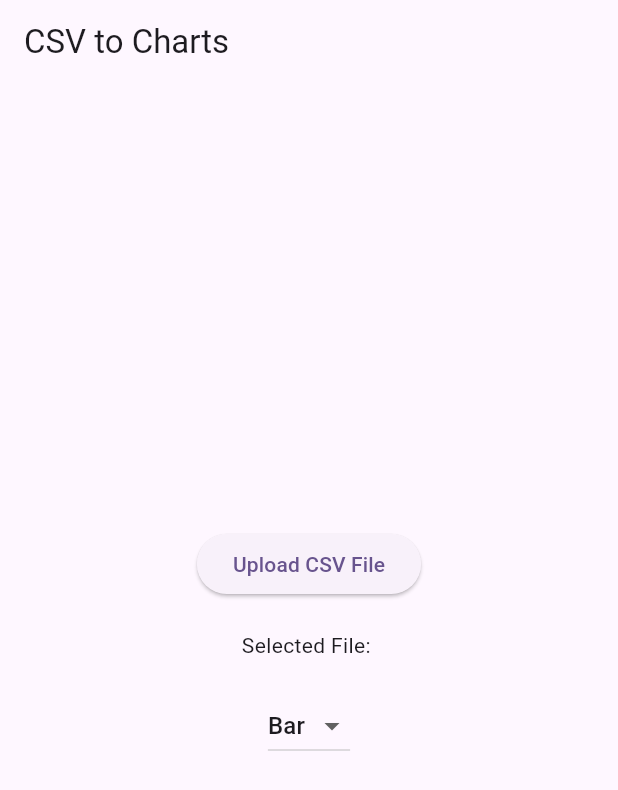
After one commit to Gayatri2502/AlphaCentauric-Business-Intelligence-, a Flutter app: the screen it shows after launch, after a tap on "Upload CSV File", on a phone screen of 412 x 824 dp. The commit adds this screen. Shown: the top 790 px of the screen. Run offline on Flutter 3.47's test engine with Material 2 defaults, Android fonts, the light colour scheme and no system bars; our stand-ins replace cloud_firestore, csv, file_picker, firebase_auth, firebase_core, google_sign_in and 1 more; missing offline and left inert: postgres; accounts and stored records are empty.

Commit message:
added some graphs

```diff
--- a/lib/main.dart
+++ b/lib/main.dart
@@ -1,4 +1,4 @@
-import 'package:abi/screens/home_screen.dart';
+import 'package:abi/responsive_builder/desktop_widgets/desktop_home_screen_widget/demo.dart';
 import 'package:firebase_core/firebase_core.dart';
 import 'package:flutter/material.dart';
 
@@ -45,7 +45,7 @@ class _MyAppState extends State<MyApp> {
         useMaterial3: true,
       ),
       routes: {
-        '/': (context) => HomePage(),
+        '/': (context) => Demo(),
         //  '/workshops': (context) => WorkshopsPage(),
         // Define routes for other pages
       },
--- /dev/null
+++ b/lib/responsive_builder/desktop_widgets/desktop_home_screen_widget/demo.dart
@@ -0,0 +1,475 @@
+// import 'dart:math';
+//
+// import 'package:charts_flutter/flutter.dart' as charts;
+// import 'package:csv/csv.dart';
+// import 'package:file_picker/file_picker.dart';
+// import 'package:fl_chart/fl_chart.dart';
+// import 'package:flutter/material.dart';
+//
+// class Demo extends StatefulWidget {
+//   @override
+//   _DemoState createState() => _DemoState();
+// }
+//
+// class _DemoState extends State<Demo> {
+//   List<List<dynamic>> csvData = [];
+//   bool isLoaded = false;
+//
+//   void _loadCSV() async {
+//     FilePickerResult? result;
+//     isLoaded = false;
+//     try {
+//       result = await FilePicker.platform.pickFiles(
+//         type: FileType.custom,
+//         allowedExtensions: ['csv'],
+//       );
+//     } catch (e) {
+//       print('Error picking a file: $e');
+//       return;
+//     }
+//
+//     if (result != null) {
+//       List<List<dynamic>> decodedData;
+//
+//       if (result.isSinglePick) {
+//         final file = result.files.single.bytes;
+//         final csvString = String.fromCharCodes(file!);
+//         decodedData = const CsvToListConverter().convert(csvString);
+//       } else {
+//         print('Multiple file picks are not supported in this example.');
+//         return;
+//       }
+//
+//       setState(() {
+//         csvData = decodedData;
+//         isLoaded = true;
+//       });
+//     }
+//   }
+//
+//   List<PieChartSectionData> _buildPieChartSections() {
+//     final List<PieChartSectionData> sections = [];
+//     for (var i = 1; i < csvData.length; i++) {
+//       final row = csvData[i];
+//       if (row.length >= 2) {
+//         final double value = double.tryParse(row[1].toString()) ?? 0.0;
+//         final String title =
+//             row[0].toString(); // Assuming the first column contains labels
+//         sections.add(
+//           PieChartSectionData(
+//             value: value,
+//             title: title,
+//             color: _generateRandomColor(),
+//           ),
+//         );
+//       }
+//     }
+//     return sections;
+//   }
+//
+//   Color _generateRandomColor() {
+//     final Random random = Random();
+//     return Color.fromRGBO(
+//       random.nextInt(256),
+//       random.nextInt(256),
+//       random.nextInt(256),
+//       1,
+//     );
+//   }
+//
+//   List<BarChartGroupData> _buildBarChartGroups() {
+//     final List<BarChartGroupData> groups = [];
+//     for (var i = 1; i < csvData.length; i++) {
+//       final row = csvData[i];
+//       if (row.length >= 2) {
+//         final double value = double.tryParse(row[1].toString()) ?? 0.0;
+//         final String category = row[0]
+//             .toString(); // Assuming the first column contains category labels
+//         groups.add(
+//           BarChartGroupData(
+//             x: i,
+//             barRods: [
+//               BarChartRodData(
+//                 toY: value,
+//                 color: _generateRandomColor(),
+//               ),
+//             ],
+//             showingTooltipIndicators: [0],
+//           ),
+//         );
+//       }
+//     }
+//     return groups;
+//   }
+//
+//   List<FlSpot> _buildLineChartSpots() {
+//     final List<FlSpot> spots = [];
+//     for (var i = 1; i < csvData.length; i++) {
+//       final row = csvData[i];
+//       if (row.length >= 2) {
+//         final double value = double.tryParse(row[1].toString()) ?? 0.0;
+//         spots.add(FlSpot(i.toDouble(), value));
+//       }
+//     }
+//     return spots;
+//   }
+//
+//   @override
+//   Widget build(BuildContext context) {
+//     return Scaffold(
+//       appBar: AppBar(
+//         title: const Text('CSV Viewer'),
+//       ),
+//       body: SingleChildScrollView(
+//         child: Center(
+//           child: Column(
+//             mainAxisAlignment: MainAxisAlignment.center,
+//             children: <Widget>[
+//               ElevatedButton(
+//                 onPressed: _loadCSV,
+//                 child: const Text('Upload CSV File'),
+//               ),
+//               const SizedBox(height: 20),
+//               if (csvData.isNotEmpty)
+//                 Container(
+//                   width: 800, // Adjust the width as needed
+//                   decoration: BoxDecoration(
+//                     boxShadow: [
+//                       BoxShadow(
+//                         color: Colors.grey.withOpacity(0.5),
+//                         spreadRadius: 5,
+//                         blurRadius: 7,
+//                         offset: const Offset(0, 3),
+//                       ),
+//                     ],
+//                     borderRadius: BorderRadius.circular(10),
+//                     color: Colors.white,
+//                     border: Border.all(
+//                       color: Colors.blue,
+//                     ),
+//                   ),
+//                   child: SingleChildScrollView(
+//                     child: DataTable(
+//                       columns: _buildTableHeaders(),
+//                       rows: _buildTableRows(),
+//                     ),
+//                   ),
+//                 ),
+//               const SizedBox(height: 20),
+//               const SizedBox(height: 20),
+//               Column(
+//                 crossAxisAlignment: CrossAxisAlignment.start,
+//                 children: <Widget>[
+//                   // Display Pie Chart
+//                   ElevatedButton(
+//                       onPressed: () {
+//                         Container(
+//                           height: 300,
+//                           child: PieChart(
+//                             PieChartData(
+//                               sections: _buildPieChartSections(),
+//                             ),
+//                           ),
+//                         );
+//                       },
+//                       child: Text('Pie Chart')),
+//                   const SizedBox(height: 20),
+//                   // Display Bar Chart
+//                   ElevatedButton(
+//                       onPressed: () {
+//                         Container(
+//                           height: 300,
+//                           child: charts.BarChart(
+//                             _buildBarChartGroups()
+//                                 .cast<charts.Series<dynamic, String>>(),
+//                             animate: true,
+//                           ),
+//                         );
+//                       },
+//                       child: Text('Bar Chart')),
+//                   const SizedBox(height: 20),
+//
+//                   // Display Line Chart
+//                   ElevatedButton(
+//                       onPressed: () {
+//                         Container(
+//                           height: 300,
+//                           child: charts.LineChart(
+//                             _buildLineChartSpots()
+//                                 .cast<charts.Series<dynamic, num>>(),
+//                             animate: true,
+//                           ),
+//                         );
+//                       },
+//                       child: Text('Line Chart')),
+//                 ],
+//               ),
+//             ],
+//           ),
+//         ),
+//       ),
+//     );
+//   }
+//
+//   List<DataColumn> _buildTableHeaders() {
+//     return csvData[0]
+//         .map((header) => DataColumn(label: Text('$header')))
+//         .toList();
+//   }
+//
+//   List<DataRow> _buildTableRows() {
+//     final dataRows = <DataRow>[];
+//     for (var i = 1; i < csvData.length; i++) {
+//       final row = csvData[i];
+//       final cells = row.map((cell) => DataCell(Text('$cell'))).toList();
+//       dataRows.add(DataRow(cells: cells));
+//     }
+//     return dataRows;
+//   }
+// }
+
+import 'dart:math';
+import 'dart:typed_data';
+
+import 'package:csv/csv.dart';
+import 'package:file_picker/file_picker.dart';
+import 'package:flutter/material.dart';
+import 'package:syncfusion_flutter_charts/charts.dart';
+
+enum ChartType { Bar, Line, Pie } // Define ChartType enum here
+
+class Demo extends StatefulWidget {
+  @override
+  _DemoState createState() => _DemoState();
+}
+
+class _DemoState extends State<Demo> {
+  List<Map<String, dynamic>> data = [];
+  String fileName = '';
+
+  ChartType selectedChartType = ChartType.Bar; // Default chart type
+
+  // Future<void> _pickFile() async {
+  //   FilePickerResult? result = await FilePicker.platform.pickFiles(
+  //     type: FileType.custom,
+  //     allowedExtensions: ['csv'],
+  //   );
+  //
+  //   if (result != null) {
+  //     fileName = result.files.single.name;
+  //     Uint8List fileBytes = result.files.single.bytes!;
+  //     String csvString = String.fromCharCodes(fileBytes);
+  //
+  //     List<List<dynamic>> csvTable = CsvToListConverter().convert(csvString);
+  //
+  //     // Determine the number of rows and columns with filled data
+  //     int numRows = csvTable.length;
+  //     int numColumns = csvTable.isNotEmpty ? csvTable[0].length : 0;
+  //
+  //     // Capture the header row as categories
+  //     List<String> headers = [];
+  //
+  //     if (numRows > 0) {
+  //       headers = csvTable[0].map((cell) => cell.toString()).toList();
+  //     }
+  //
+  //     // Create a list of data for the chart
+  //     data.clear();
+  //
+  //     for (int i = 1; i < numRows; i++) {
+  //       List<dynamic> row = csvTable[i];
+  //
+  //       if (row.length >= numColumns) {
+  //         for (int j = 0; j < numColumns; j++) {
+  //           Map<String, dynamic> rowData = {
+  //             'Category': headers[
+  //                 j % headers.length], // Reuse headers in a circular manner
+  //             'Value': double.tryParse(row[j].toString()) ??
+  //                 0.0, // Use 0.0 as the default value
+  //           };
+  //           data.add(rowData);
+  //         }
+  //       }
+  //     }
+  //
+  //     setState(() {});
+  //   }
+  // }
+
+  Future<void> _pickFile() async {
+    FilePickerResult? result = await FilePicker.platform.pickFiles(
+      type: FileType.custom,
+      allowedExtensions: ['csv'],
+    );
+
+    if (result != null) {
+      fileName = result.files.single.name;
+      Uint8List fileBytes = result.files.single.bytes!;
+      String csvString = String.fromCharCodes(fileBytes);
+
+      List<List<dynamic>> csvTable = CsvToListConverter().convert(csvString);
+
+      // Determine the number of rows and columns with filled data
+      int numRows = csvTable.length;
+      int numColumns = csvTable.isNotEmpty ? csvTable[0].length : 0;
+
+      // Create a list of data for the chart
+      data.clear();
+
+      if (numRows > 0) {
+        List<dynamic> headers = csvTable[0];
+        int lastColumnIndex = headers.length - 1; // Index of the last column
+
+        for (int i = 1; i < numRows; i++) {
+          List<dynamic> row = csvTable[i];
+
+          if (row.length >= numColumns) {
+            Map<String, dynamic> rowData = {
+              'Category': row.sublist(0, lastColumnIndex).toString(),
+              'Value': double.tryParse(row[lastColumnIndex].toString()) ?? 0.0,
+            };
+            data.add(rowData);
+          }
+        }
+      }
+
+      setState(() {});
+    }
+  }
+
+  Widget _buildChart() {
+    switch (selectedChartType) {
+      case ChartType.Bar:
+        return SfCartesianChart(
+          primaryXAxis: CategoryAxis(
+              title: AxisTitle(text: 'Categories')), // X-axis label
+          primaryYAxis:
+              NumericAxis(title: AxisTitle(text: 'Values')), // Y-axis label
+          title: ChartTitle(text: 'CSV Data as Bar Chart'),
+          legend: Legend(isVisible: true),
+          series: <ChartSeries>[
+            BarSeries<Map<String, dynamic>, String>(
+              dataSource: data,
+              xValueMapper: (Map<String, dynamic> rowData, _) =>
+                  rowData['Category'].toString(),
+              yValueMapper: (Map<String, dynamic> rowData, _) =>
+                  rowData['Value'] ?? 0.0, // Use 0.0 as the default value
+              name: 'Value',
+              // Assign different colors to each data point
+              pointColorMapper: (Map<String, dynamic> rowData, _) =>
+                  getColorForDataPoint(rowData),
+              dataLabelSettings:
+                  DataLabelSettings(isVisible: true), // Show data labels
+              enableTooltip: true, // Enable tooltips
+            ),
+          ],
+        );
+
+      case ChartType.Line:
+        return SfCartesianChart(
+          primaryXAxis:
+              CategoryAxis(title: AxisTitle(text: 'X-Axis')), // X-axis label
+          primaryYAxis:
+              NumericAxis(title: AxisTitle(text: 'Y-Axis')), // Y-axis label
+          title: ChartTitle(text: 'CSV Data as Line Chart'),
+          legend: Legend(isVisible: true),
+          series: <ChartSeries>[
+            LineSeries<Map<String, dynamic>, String>(
+              dataSource: data,
+              xValueMapper: (Map<String, dynamic> rowData, _) =>
+                  rowData['Category'].toString(),
+              yValueMapper: (Map<String, dynamic> rowData, _) =>
+                  rowData['Value'] ?? 0.0, // Use 0.0 as the default value
+              name: 'Value',
+              // Assign different colors to each data point
+              pointColorMapper: (Map<String, dynamic> rowData, _) =>
+                  getColorForDataPoint(rowData),
+              dataLabelSettings:
+                  DataLabelSettings(isVisible: true), // Show data labels
+              enableTooltip: true, // Enable tooltips
+            ),
+          ],
+        );
+
+      case ChartType.Pie:
+        return SfCircularChart(
+          title: ChartTitle(text: 'CSV Data as Pie Chart'),
+          legend: Legend(isVisible: true),
+          series: <CircularSeries>[
+            PieSeries<Map<String, dynamic>, String>(
+              dataSource: data,
+              xValueMapper: (Map<String, dynamic> rowData, _) =>
+                  rowData['Category'].toString(),
+              yValueMapper: (Map<String, dynamic> rowData, _) =>
+                  rowData['Value'] ?? 0.0, // Use 0.0 as the default value
+              name: 'Value',
+              // Assign different colors to each data point
+              pointColorMapper: (Map<String, dynamic> rowData, _) =>
+                  getColorForDataPoint(rowData),
+              dataLabelSettings:
+                  DataLabelSettings(isVisible: true), // Show data labels
+              enableTooltip: true, // Enable tooltips
+            ),
+          ],
+        );
+
+      // ... (other chart types)
+    }
+  }
+
+  Color getColorForDataPoint(Map<String, dynamic> rowData) {
+    // You can define a list of colors and assign them based on the data point
+    // For example, you can use different colors for each data point.
+    // You may also generate random colors or use a color palette.
+    // Here, we are generating random colors for each data point.
+    return Color.fromARGB(
+      255,
+      Random().nextInt(256),
+      Random().nextInt(256),
+      Random().nextInt(256),
+    );
+  }
+
+  @override
+  Widget build(BuildContext context) {
+    return Scaffold(
+      appBar: AppBar(
+        title: Text('CSV to Charts'),
+      ),
+      body: Center(
+        child: Column(
+          mainAxisAlignment: MainAxisAlignment.center,
+          children: <Widget>[
+            ElevatedButton(
+              onPressed: _pickFile,
+              child: Text('Upload CSV File'),
+            ),
+            SizedBox(height: 20),
+            Text('Selected File: $fileName'),
+            SizedBox(height: 20),
+            DropdownButton<ChartType>(
+              value: selectedChartType,
+              onChanged: (newValue) {
+                setState(() {
+                  selectedChartType = newValue!;
+                });
+              },
+              items: ChartType.values.map((chartType) {
+                return DropdownMenuItem<ChartType>(
+                  value: chartType,
+                  child: Text(chartType.toString().split('.').last),
+                );
+              }).toList(),
+            ),
+            SizedBox(height: 20),
+            if (data.isNotEmpty) ...[
+              Expanded(
+                child: _buildChart(),
+              ),
+            ],
+          ],
+        ),
+      ),
+    );
+  }
+}
```
Also changed, not shown: lib/server/database.dart (added, +15 -0 lines), pubspec.yaml (+9 -0 lines), pubspec.lock, 1 other file.
